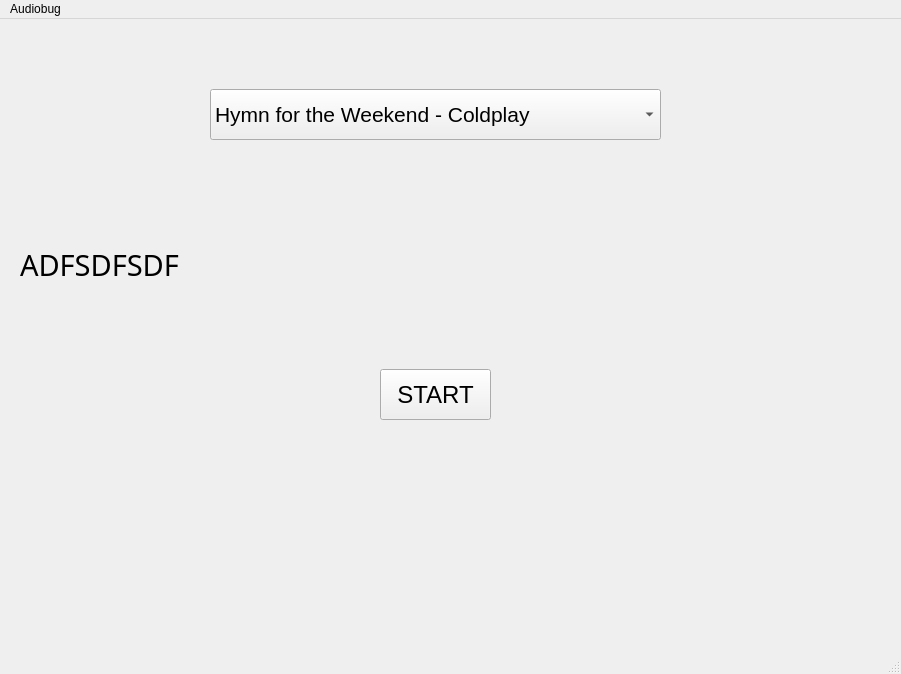
Before: the Qt Designer form Project.ui in EvilAndrew/the-FLow, drawn with Qt 5.
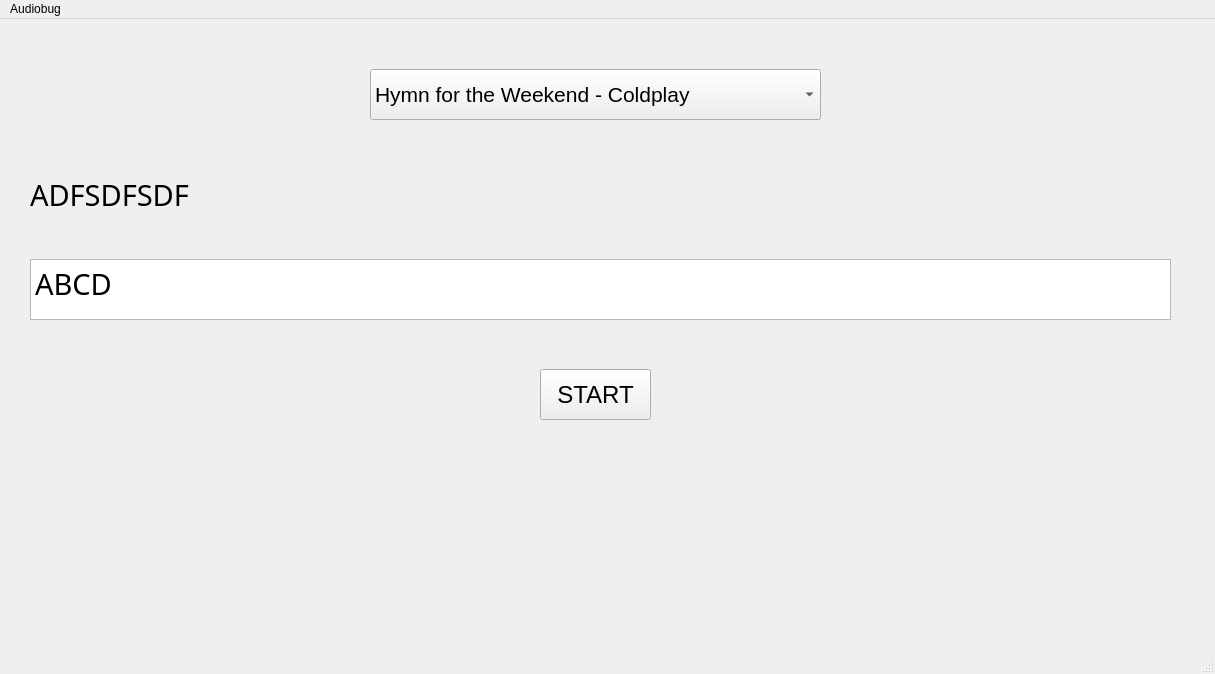
After: the same form once the commit is applied.

Diff of the .ui file:
```diff
--- a/Project.ui
+++ b/Project.ui
@@ -6,7 +6,7 @@
    <rect>
     <x>0</x>
     <y>0</y>
-    <width>901</width>
+    <width>1215</width>
     <height>674</height>
    </rect>
   </property>
@@ -17,7 +17,7 @@
    <widget class="QPushButton" name="startBtn">
     <property name="geometry">
      <rect>
-      <x>380</x>
+      <x>540</x>
       <y>350</y>
       <width>111</width>
       <height>51</height>
@@ -35,9 +35,9 @@
    <widget class="QLabel" name="typingText">
     <property name="geometry">
      <rect>
-      <x>20</x>
-      <y>200</y>
-      <width>861</width>
+      <x>30</x>
+      <y>130</y>
+      <width>1141</width>
       <height>91</height>
      </rect>
     </property>
@@ -54,8 +54,8 @@
    <widget class="QComboBox" name="melodyList">
     <property name="geometry">
      <rect>
-      <x>210</x>
-      <y>70</y>
+      <x>370</x>
+      <y>50</y>
       <width>451</width>
       <height>51</height>
      </rect>
@@ -106,13 +106,36 @@
      </property>
     </item>
    </widget>
+   <widget class="QTextEdit" name="inputter">
+    <property name="geometry">
+     <rect>
+      <x>30</x>
+      <y>240</y>
+      <width>1141</width>
+      <height>61</height>
+     </rect>
+    </property>
+    <property name="font">
+     <font>
+      <family>Tw Cen MT</family>
+      <pointsize>22</pointsize>
+     </font>
+    </property>
+    <property name="html">
+     <string>&lt;!DOCTYPE HTML PUBLIC &quot;-//W3C//DTD HTML 4.0//EN&quot; &quot;http://www.w3.org/TR/REC-html40/strict.dtd&quot;&gt;
+&lt;html&gt;&lt;head&gt;&lt;meta name=&quot;qrichtext&quot; content=&quot;1&quot; /&gt;&lt;style type=&quot;text/css&quot;&gt;
+p, li { white-space: pre-wrap; }
+&lt;/style&gt;&lt;/head&gt;&lt;body style=&quot; font-family:'Tw Cen MT'; font-size:22pt; font-weight:400; font-style:normal;&quot;&gt;
+&lt;p style=&quot; margin-top:0px; margin-bottom:0px; margin-left:0px; margin-right:0px; -qt-block-indent:0; text-indent:0px;&quot;&gt;ABCD&lt;/p&gt;&lt;/body&gt;&lt;/html&gt;</string>
+    </property>
+   </widget>
   </widget>
   <widget class="QMenuBar" name="menubar">
    <property name="geometry">
     <rect>
      <x>0</x>
      <y>0</y>
-     <width>901</width>
+     <width>1215</width>
      <height>26</height>
     </rect>
    </property>
```
Left out of the diff: 2 changed lines with no effect on the pictures.
